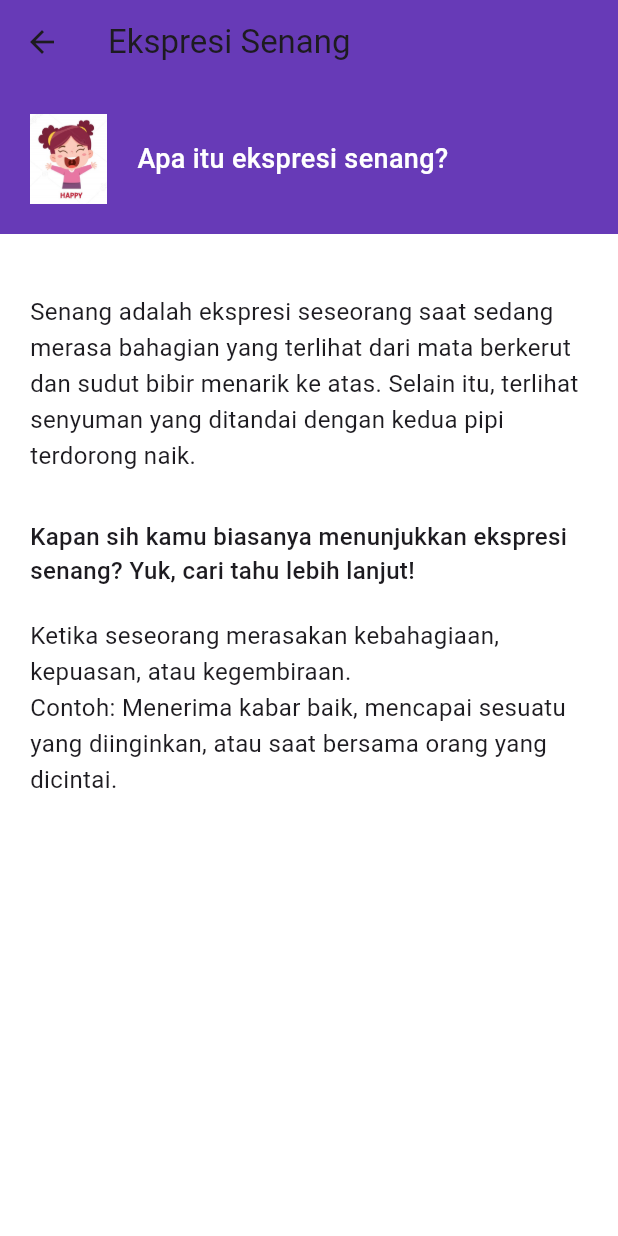
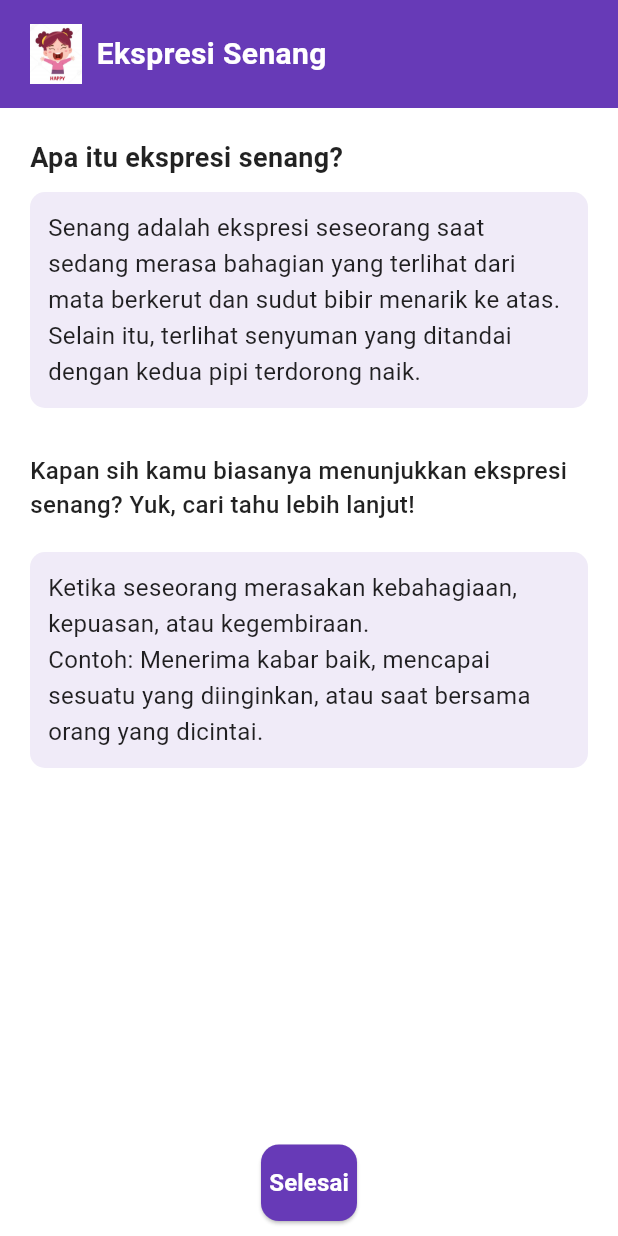
Before and after one commit to Fadhlurhmn/exprimo, a Flutter app: the ExpressionDetail screen opened directly with sample values from the repository, on a phone screen of 412 x 824 dp. Run offline on Flutter 3.47's test engine with Material 3 defaults, Android fonts, the phone set to English and light mode, and no system bars; our stand-ins replace camera, dio, firebase_core, firebase_database, firebase_storage, google_fonts and 5 more; accounts and stored records are empty.

Commit message:
modifikasi tampilan informasi detail ekspresi

```diff
--- a/lib/education/domain/models/expression.dart
+++ b/lib/education/domain/models/expression.dart
@@ -1,3 +1,4 @@
+//education/domain/models/expression.dart
 import 'package:exprimo/constants.dart';
 import 'package:flutter/material.dart';
 
--- a/lib/education/education_screen.dart
+++ /dev/null
@@ -1,11 +0,0 @@
-import 'package:flutter/material.dart';
-import 'package:flutter/widgets.dart';
-
-class EducationScreen extends StatelessWidget {
-  @override
-  Widget build(BuildContext context) {
-    return Scaffold(
-      body: Text('ini education'),
-    );
-  }
-}
--- a/lib/education/presentation/pages/expression_page.dart
+++ b/lib/education/presentation/pages/expression_page.dart
@@ -1,4 +1,4 @@
-// lib/features/expressions/presentation/pages/expressions_page.dart
+// education/presentation/pages/expressions_page.dart
 import 'package:flutter/material.dart';
 import '../widgets/expression_card.dart';
 import '../widgets/expression_detail.dart';
--- a/lib/education/presentation/widgets/expression_card.dart
+++ b/lib/education/presentation/widgets/expression_card.dart
@@ -1,3 +1,4 @@
+// education/presentation/widgets/expression_card.dart
 import 'package:flutter/material.dart';
 import '../../domain/models/expression.dart';
 
--- a/lib/education/presentation/widgets/expression_detail.dart
+++ b/lib/education/presentation/widgets/expression_detail.dart
@@ -1,4 +1,4 @@
-// lib/features/expressions/presentation/widgets/expression_detail.dart
+// education/presentation/widgets/expression_detail.dart
 import 'package:flutter/material.dart';
 import '../../domain/models/expression.dart';
 
@@ -13,64 +13,119 @@ class ExpressionDetail extends StatelessWidget {
   @override
   Widget build(BuildContext context) {
     return Scaffold(
-      appBar: AppBar(
-        title: Text(expression.title),
-        backgroundColor: expression.backgroundColor,
-      ),
-      body: SingleChildScrollView(
+      body: SafeArea(
         child: Column(
           children: [
+            // Header Section
             Container(
               color: expression.backgroundColor,
-              padding: const EdgeInsets.all(20),
+              padding: const EdgeInsets.symmetric(vertical: 16, horizontal: 20),
               child: Row(
                 children: [
                   Image.asset(
                     expression.iconPath,
-                    height: 60,
+                    height: 40,
                   ),
-                  const SizedBox(width: 20),
+                  const SizedBox(width: 10),
                   Text(
-                    expression.question,
+                    expression.title,
                     style: const TextStyle(
                       color: Colors.white,
-                      fontSize: 18,
-                      fontWeight: FontWeight.w500,
+                      fontSize: 20,
+                      fontWeight: FontWeight.bold,
                     ),
                   ),
                 ],
               ),
             ),
-            Padding(
+
+            // Body Section
+            Expanded(
+              child: SingleChildScrollView(
+                child: Padding(
                   padding: const EdgeInsets.all(20),
                   child: Column(
                     crossAxisAlignment: CrossAxisAlignment.start,
                     children: [
-                  const SizedBox(height: 20),
+                      // Question
                       Text(
+                        expression.question,
+                        style: const TextStyle(
+                          fontSize: 18,
+                          fontWeight: FontWeight.bold,
+                          color: Colors.black87,
+                        ),
+                      ),
+                      const SizedBox(height: 10),
+                      // Description
+                      Container(
+                        decoration: BoxDecoration(
+                          color: expression.backgroundColor.withOpacity(0.1),
+                          borderRadius: BorderRadius.circular(10),
+                        ),
+                        padding: const EdgeInsets.all(12),
+                        child: Text(
                           expression.description,
                           style: const TextStyle(
                             fontSize: 16,
                             height: 1.5,
+                            color: Colors.black87,
+                          ),
                         ),
                       ),
                       const SizedBox(height: 30),
+                      // Additional Prompt
                       Text(
                         'Kapan sih kamu biasanya menunjukkan ${expression.title.toLowerCase()}? Yuk, cari tahu lebih lanjut!',
                         style: const TextStyle(
                           fontSize: 16,
                           fontWeight: FontWeight.w500,
+                          color: Colors.black87,
                         ),
                       ),
                       const SizedBox(height: 20),
-                  Text(
+                      // Example
+                      Container(
+                        decoration: BoxDecoration(
+                          color: expression.backgroundColor.withOpacity(0.1),
+                          borderRadius: BorderRadius.circular(10),
+                        ),
+                        padding: const EdgeInsets.all(12),
+                        child: Text(
                           expression.example,
                           style: const TextStyle(
                             fontSize: 16,
                             height: 1.5,
+                            color: Colors.black87,
+                          ),
                         ),
                       ),
                     ],
+                  ),
+                ),
+              ),
+            ),
+
+            // Footer Section
+            Padding(
+              padding: const EdgeInsets.symmetric(horizontal: 20, vertical: 10),
+              child: ElevatedButton(
+                style: ElevatedButton.styleFrom(
+                  backgroundColor: expression.backgroundColor,
+                  shape: RoundedRectangleBorder(
+                    borderRadius: BorderRadius.circular(12),
+                  ),
+                  padding: const EdgeInsets.symmetric(vertical: 14),
+                ),
+                onPressed: () => Navigator.pop(context),
+                child: const Text(
+                  'Selesai',
+                  style: TextStyle(
+                    color: Colors.white,
+                    fontSize: 16,
+                    fontWeight: FontWeight.bold,
+                  ),
+                ),
               ),
             ),
           ],
```
Lines whose indentation alone changed are shown as unchanged.
